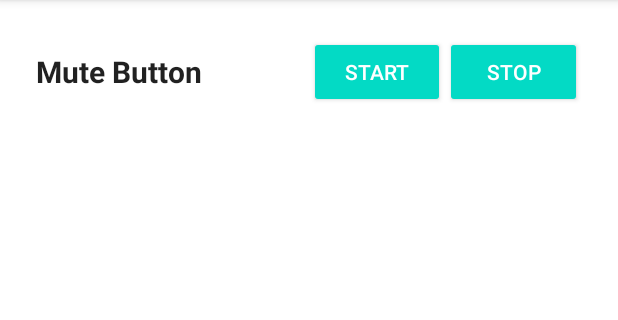
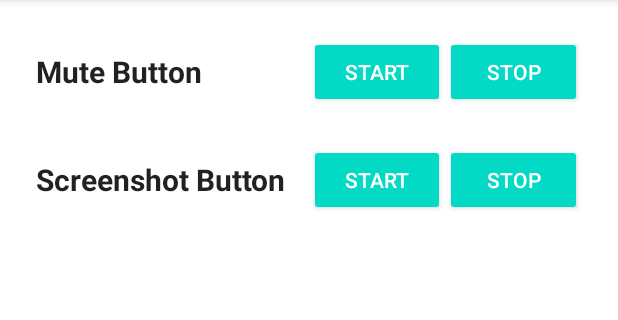
Before and after one commit to mangesh-sakordekar/Floating-Mute, an Android app: the screen it shows after launch (MainActivity), on a phone screen of 412 x 824 dp, the part 84-404 px from its top. Run offline under Robolectric (Android 15) with nearby library versions, the phone set to English and light mode, and no system bars.

Commit message:
Added screenshot feature. TODO: push notifications

```diff
--- a/app/src/main/java/com/example/floatingmute/MainActivity.kt
+++ b/app/src/main/java/com/example/floatingmute/MainActivity.kt
@@ -1,34 +1,84 @@
 package com.example.floatingmute
 
+import android.app.Activity
 import android.content.Intent
-import android.net.Uri
 import android.os.Bundle
 import android.provider.Settings
 import android.widget.Button
+import android.widget.Toast
 import androidx.appcompat.app.AppCompatActivity
+import android.media.projection.MediaProjectionManager
+import android.content.Context
 
 class MainActivity : AppCompatActivity() {
+
+    private val SCREENSHOT_REQUEST_CODE = 1001
+
     override fun onCreate(savedInstanceState: Bundle?) {
         super.onCreate(savedInstanceState)
         setContentView(R.layout.activity_main)
 
-        val startButton = findViewById<Button>(R.id.startButton)
-        val stopButton = findViewById<Button>(R.id.stopButton)
+        val startMuteButton = findViewById<Button>(R.id.startButton)
+        val stopMuteButton = findViewById<Button>(R.id.stopButton)
+        val startScreenshotButton = findViewById<Button>(R.id.startScreenshotButton)
+        val stopScreenshotButton = findViewById<Button>(R.id.stopScreenshotButton)
 
-        startButton.setOnClickListener {
+        // Start Mute Button Service
+        startMuteButton.setOnClickListener {
             if (Settings.canDrawOverlays(this)) {
                 startService(Intent(this, FloatingButtonService::class.java))
             } else {
-                val intent = Intent(
-                    Settings.ACTION_MANAGE_OVERLAY_PERMISSION,
-                    Uri.parse("package:$packageName")
-                )
-                startActivity(intent)
+                Toast.makeText(this, "Overlay permission required", Toast.LENGTH_SHORT).show()
+                requestOverlayPermission()
             }
         }
 
-        stopButton.setOnClickListener {
+        // Stop Mute Button Service
+        stopMuteButton.setOnClickListener {
             stopService(Intent(this, FloatingButtonService::class.java))
         }
+
+        // Start Screenshot Button Service
+        startScreenshotButton.setOnClickListener {
+            if (Settings.canDrawOverlays(this)) {
+                // Request MediaProjection permission before starting service
+                val projectionManager =
+                    getSystemService(Context.MEDIA_PROJECTION_SERVICE) as MediaProjectionManager
+                startActivityForResult(
+                    projectionManager.createScreenCaptureIntent(),
+                    SCREENSHOT_REQUEST_CODE
+                )
+            } else {
+                Toast.makeText(this, "Overlay permission required", Toast.LENGTH_SHORT).show()
+                requestOverlayPermission()
+            }
+        }
+
+        // Stop Screenshot Button Service
+        stopScreenshotButton.setOnClickListener {
+            stopService(Intent(this, ScreenshotButtonService::class.java))
+        }
+    }
+
+    // Handle screenshot permission result
+    override fun onActivityResult(requestCode: Int, resultCode: Int, data: Intent?) {
+        super.onActivityResult(requestCode, resultCode, data)
+        if (requestCode == SCREENSHOT_REQUEST_CODE && resultCode == Activity.RESULT_OK && data != null) {
+            // Start Screenshot Service and pass projection data
+            val intent = Intent(this, ScreenshotButtonService::class.java)
+            intent.putExtra("resultCode", resultCode)
+            intent.putExtra("data", data)
+            startService(intent)
+        } else if (requestCode == SCREENSHOT_REQUEST_CODE) {
+            Toast.makeText(this, "Screenshot permission denied", Toast.LENGTH_SHORT).show()
+        }
+    }
+
+    private fun requestOverlayPermission() {
+        val intent = Intent(
+            Settings.ACTION_MANAGE_OVERLAY_PERMISSION,
+            android.net.Uri.parse("package:$packageName")
+        )
+        startActivity(intent)
     }
 }
--- a/app/src/main/res/layout/activity_main.xml
+++ b/app/src/main/res/layout/activity_main.xml
@@ -46,4 +46,43 @@
             style="?android:attr/buttonStyleSmall" />
     </LinearLayout>
 
+    <!-- Add vertical spacing by using layout_marginTop -->
+    <LinearLayout
+        android:layout_width="match_parent"
+        android:layout_height="wrap_content"
+        android:orientation="horizontal"
+        android:gravity="center_vertical"
+        android:weightSum="3"
+        android:layout_marginTop="24dp">
+
+        <!-- App Title -->
+        <TextView
+            android:id="@+id/screenshotText"
+            android:layout_width="0dp"
+            android:layout_height="wrap_content"
+            android:layout_weight="1.5"
+            android:text="Screenshot Button"
+            android:textSize="20sp"
+            android:textStyle="bold"
+            android:textColor="?android:attr/textColorPrimary"
+            android:gravity="start" />
+
+        <Button
+            android:id="@+id/startScreenshotButton"
+            android:layout_width="0dp"
+            android:layout_height="wrap_content"
+            android:layout_weight="0.75"
+            android:text="Start"
+            style="?android:attr/buttonStyleSmall" />
+
+        <Button
+            android:id="@+id/stopScreenshotButton"
+            android:layout_width="0dp"
+            android:layout_height="wrap_content"
+            android:layout_weight="0.75"
+            android:text="Stop"
+            style="?android:attr/buttonStyleSmall" />
+
+    </LinearLayout>
+
 </LinearLayout>
```
Also changed, not shown: app/src/main/AndroidManifest.xml (+14 -0 lines), app/src/main/java/com/example/floatingmute/ScreenshotButtonService.kt (added, +246 -0 lines), app/src/main/res/layout/floating_screenshot_button.xml (added, +16 -0 lines), app/src/main/res/drawable/ic_screenshot.png (added).
